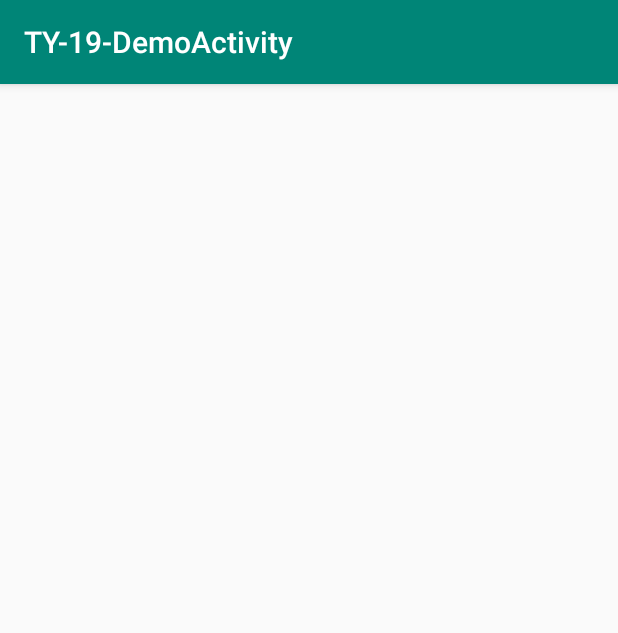
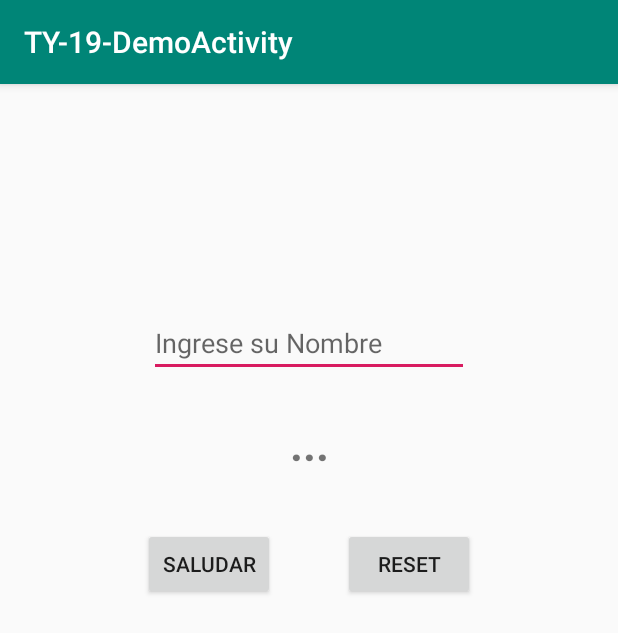
Before and after one commit to federicotrani/TY19DemoActivity, an Android app: the screen it shows after launch (MainActivity), on a phone screen of 412 x 824 dp. Shown: the top 633 px of the screen. Run offline under Robolectric (Android 15) with nearby library versions, the phone set to English and light mode, and no system bars.

Commit message:
valida que el usuario ingrese un nombre

```diff
--- a/app/src/main/java/com/example/ty_19_demoactivity/MainActivity.java
+++ b/app/src/main/java/com/example/ty_19_demoactivity/MainActivity.java
@@ -2,12 +2,44 @@ package com.example.ty_19_demoactivity;
 
 import android.support.v7.app.AppCompatActivity;
 import android.os.Bundle;
+import android.util.Log;
+import android.view.View;
+import android.widget.Button;
+import android.widget.EditText;
+import android.widget.TextView;
+import android.widget.Toast;
+
 
 public class MainActivity extends AppCompatActivity {
+
+    private Button botonSaludar, botonReset;
+    private EditText editNombre;
+    private TextView textSaludo;
 
     @Override
     protected void onCreate(Bundle savedInstanceState) {
         super.onCreate(savedInstanceState);
         setContentView(R.layout.activity_main);
+
+        botonSaludar = findViewById(R.id.botonSaludar);
+        editNombre = findViewById(R.id.editNombre);
+        botonReset = findViewById(R.id.botonReset);
+        textSaludo = findViewById(R.id.textSaludo);
+
+    }
+
+    public void saludar(View v){
+        if(editNombre.getText().toString().isEmpty()){
+            Toast.makeText(this, "Tiene que ingresar su nombre", Toast.LENGTH_SHORT).show();
+            // Log.i("SALUDO", "saludar: ");
+        }else{
+            // el usuario no ingreso su nombre
+            textSaludo.setText("BIenvenido "+editNombre.getText().toString());
+        }
+
+    }
+
+    public void reset(View v){
+
     }
 }
--- a/app/src/main/res/layout/activity_main.xml
+++ b/app/src/main/res/layout/activity_main.xml
@@ -4,4 +4,71 @@
     xmlns:tools="http://schemas.android.com/tools"
     android:layout_width="match_parent"
     android:layout_height="match_parent"
-    tools:context=".MainActivity"/>
+    tools:context=".MainActivity">
+
+    <Button
+        android:id="@+id/botonSaludar"
+        android:layout_width="wrap_content"
+        android:layout_height="wrap_content"
+        android:layout_marginStart="8dp"
+        android:layout_marginTop="36dp"
+        android:onClick="saludar"
+        android:text="Saludar"
+        app:layout_constraintEnd_toStartOf="@+id/botonReset"
+        app:layout_constraintStart_toStartOf="@+id/guideline2"
+        app:layout_constraintTop_toBottomOf="@+id/textSaludo" />
+
+    <EditText
+        android:id="@+id/editNombre"
+        android:layout_width="wrap_content"
+        android:layout_height="wrap_content"
+        android:layout_marginStart="8dp"
+        android:layout_marginTop="150dp"
+        android:layout_marginEnd="8dp"
+        android:ems="10"
+        android:hint="Ingrese su Nombre"
+        android:inputType="textPersonName"
+        app:layout_constraintEnd_toStartOf="@+id/guideline3"
+        app:layout_constraintStart_toStartOf="@+id/guideline2"
+        app:layout_constraintTop_toTopOf="parent" />
+
+    <TextView
+        android:id="@+id/textSaludo"
+        android:layout_width="wrap_content"
+        android:layout_height="wrap_content"
+        android:layout_marginStart="8dp"
+        android:layout_marginTop="24dp"
+        android:layout_marginEnd="8dp"
+        android:text="..."
+        android:textSize="30sp"
+        android:textStyle="bold"
+        app:layout_constraintEnd_toStartOf="@+id/guideline3"
+        app:layout_constraintStart_toStartOf="@+id/guideline2"
+        app:layout_constraintTop_toBottomOf="@+id/editNombre" />
+
+    <android.support.constraint.Guideline
+        android:id="@+id/guideline2"
+        android:layout_width="wrap_content"
+        android:layout_height="wrap_content"
+        android:orientation="vertical"
+        app:layout_constraintGuide_percent="0.1" />
+
+    <android.support.constraint.Guideline
+        android:id="@+id/guideline3"
+        android:layout_width="wrap_content"
+        android:layout_height="wrap_content"
+        android:orientation="vertical"
+        app:layout_constraintGuide_percent="0.9" />
+
+    <Button
+        android:id="@+id/botonReset"
+        android:layout_width="wrap_content"
+        android:layout_height="wrap_content"
+        android:layout_marginEnd="8dp"
+        android:text="Reset"
+        app:layout_constraintEnd_toStartOf="@+id/guideline3"
+        app:layout_constraintHorizontal_bias="0.5"
+        app:layout_constraintStart_toEndOf="@+id/botonSaludar"
+        app:layout_constraintTop_toTopOf="@+id/botonSaludar" />
+
+</android.support.constraint.ConstraintLayout>
```
